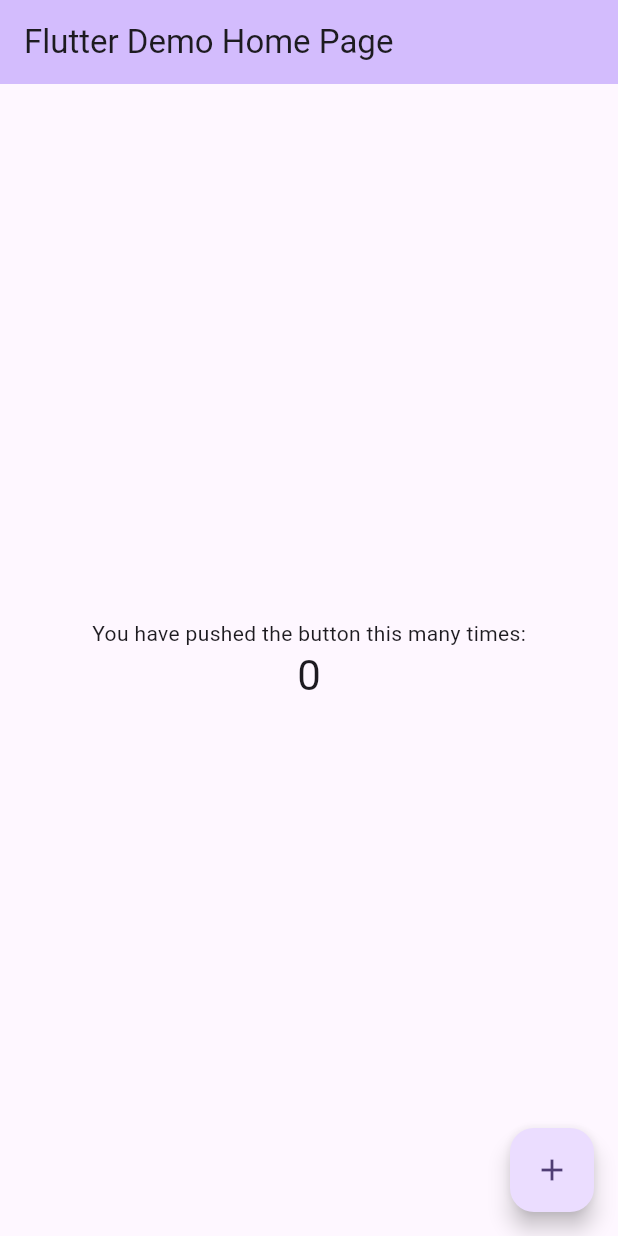
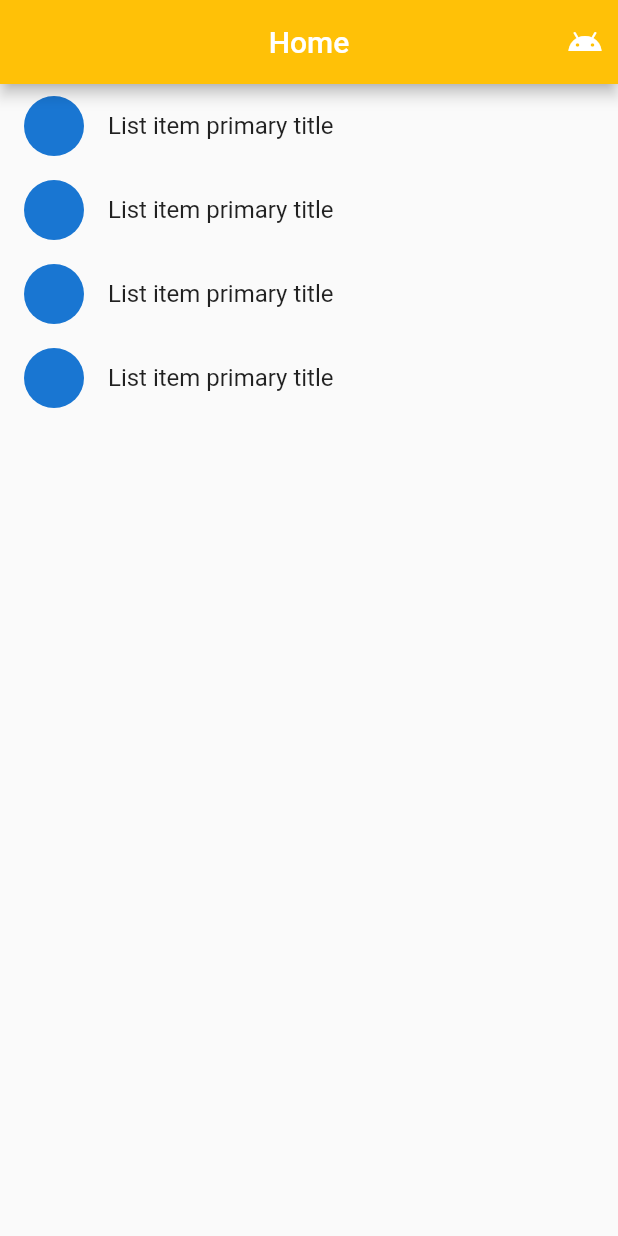
Before and after one commit to Santiag098/Parcial2-PM2-DSBM, a Flutter app: the screen it shows after launch, on a phone screen of 412 x 824 dp. Run offline on Flutter 3.47's test engine with Material 2 defaults, Android fonts, the light colour scheme and no system bars.

Commit message:
Segundo commit

```diff
--- /dev/null
+++ b/lib/homePage.dart
@@ -0,0 +1,53 @@
+import 'package:flutter/material.dart';
+
+class HomePage extends StatelessWidget {
+  const HomePage({super.key});
+
+  @override
+  Widget build(BuildContext context) {
+    return Scaffold(
+      appBar: AppBar(
+        title: const Text("Home"),
+        centerTitle: true,
+        backgroundColor: Colors.amber,
+        actions: const[
+          Align(
+            alignment: Alignment.centerRight,
+            child: Padding(
+              padding: EdgeInsets.only(right: 10.0),
+              child:  Icon(Icons.android_rounded),
+            ),
+          )
+
+        ],
+      ),
+      body: MyListView(),
+    );
+  }
+}
+
+
+class MyListView extends StatelessWidget {
+  MyListView({super.key});
+  final List<Map<String, dynamic>> dataList = [
+    {"avatar": "", "content": "List item primary title"},
+    {"avatar": "", "content": "List item primary title"},
+    {"avatar": "", "content": "List item primary title"},
+    {"avatar": "", "content": "List item primary title"},
+  ];
+
+  @override
+  Widget build(BuildContext context) {
+    return ListView.builder(
+      itemCount: dataList.length,
+      itemBuilder:(context, index) {
+        return ListTile(
+          leading: CircleAvatar(
+            child: Text(dataList[index]["avatar"]),
+          ),
+          title: Text(dataList[index]["content"]),
+        );
+      },
+    );
+  }
+}
--- a/lib/main.dart
+++ b/lib/main.dart
@@ -1,125 +1,19 @@
 import 'package:flutter/material.dart';
+import 'package:parcial2_/homePage.dart';
 
 void main() {
   runApp(const MyApp());
 }
 
-class MyApp extends StatelessWidget {
-  const MyApp({super.key});
+class MyApp extends StatelessWidget{
+  const MyApp ({Key? key}) : super (key: key);
 
-  // This widget is the root of your application.
   @override
   Widget build(BuildContext context) {
-    return MaterialApp(
-      title: 'Flutter Demo',
-      theme: ThemeData(
-        // This is the theme of your application.
-        //
-        // TRY THIS: Try running your application with "flutter run". You'll see
-        // the application has a blue toolbar. Then, without quitting the app,
-        // try changing the seedColor in the colorScheme below to Colors.green
-        // and then invoke "hot reload" (save your changes or press the "hot
-        // reload" button in a Flutter-supported IDE, or press "r" if you used
-        // the command line to start the app).
-        //
-        // Notice that the counter didn't reset back to zero; the application
-        // state is not lost during the reload. To reset the state, use hot
-        // restart instead.
-        //
-        // This works for code too, not just values: Most code changes can be
-        // tested with just a hot reload.
-        colorScheme: ColorScheme.fromSeed(seedColor: Colors.deepPurple),
-        useMaterial3: true,
-      ),
-      home: const MyHomePage(title: 'Flutter Demo Home Page'),
+    return const MaterialApp(
+      debugShowCheckedModeBanner: false,
+      title: 'Remember',
+      home: HomePage(),
     );
   }
 }
-
-class MyHomePage extends StatefulWidget {
-  const MyHomePage({super.key, required this.title});
-
-  // This widget is the home page of your application. It is stateful, meaning
-  // that it has a State object (defined below) that contains fields that affect
-  // how it looks.
-
-  // This class is the configuration for the state. It holds the values (in this
-  // case the title) provided by the parent (in this case the App widget) and
-  // used by the build method of the State. Fields in a Widget subclass are
-  // always marked "final".
-
-  final String title;
-
-  @override
-  State<MyHomePage> createState() => _MyHomePageState();
-}
-
-class _MyHomePageState extends State<MyHomePage> {
-  int _counter = 0;
-
-  void _incrementCounter() {
-    setState(() {
-      // This call to setState tells the Flutter framework that something has
-      // changed in this State, which causes it to rerun the build method below
-      // so that the display can reflect the updated values. If we changed
-      // _counter without calling setState(), then the build method would not be
-      // called again, and so nothing would appear to happen.
-      _counter++;
-    });
-  }
-
-  @override
-  Widget build(BuildContext context) {
-    // This method is rerun every time setState is called, for instance as done
-    // by the _incrementCounter method above.
-    //
-    // The Flutter framework has been optimized to make rerunning build methods
-    // fast, so that you can just rebuild anything that needs updating rather
-    // than having to individually change instances of widgets.
-    return Scaffold(
-      appBar: AppBar(
-        // TRY THIS: Try changing the color here to a specific color (to
-        // Colors.amber, perhaps?) and trigger a hot reload to see the AppBar
-        // change color while the other colors stay the same.
-        backgroundColor: Theme.of(context).colorScheme.inversePrimary,
-        // Here we take the value from the MyHomePage object that was created by
-        // the App.build method, and use it to set our appbar title.
-        title: Text(widget.title),
-      ),
-      body: Center(
-        // Center is a layout widget. It takes a single child and positions it
-        // in the middle of the parent.
-        child: Column(
-          // Column is also a layout widget. It takes a list of children and
-          // arranges them vertically. By default, it sizes itself to fit its
-          // children horizontally, and tries to be as tall as its parent.
-          //
-          // Column has various properties to control how it sizes itself and
-          // how it positions its children. Here we use mainAxisAlignment to
-          // center the children vertically; the main axis here is the vertical
-          // axis because Columns are vertical (the cross axis would be
-          // horizontal).
-          //
-          // TRY THIS: Invoke "debug painting" (choose the "Toggle Debug Paint"
-          // action in the IDE, or press "p" in the console), to see the
-          // wireframe for each widget.
-          mainAxisAlignment: MainAxisAlignment.center,
-          children: <Widget>[
-            const Text(
-              'You have pushed the button this many times:',
-            ),
-            Text(
-              '$_counter',
-              style: Theme.of(context).textTheme.headlineMedium,
-            ),
-          ],
-        ),
-      ),
-      floatingActionButton: FloatingActionButton(
-        onPressed: _incrementCounter,
-        tooltip: 'Increment',
-        child: const Icon(Icons.add),
-      ), // This trailing comma makes auto-formatting nicer for build methods.
-    );
-  }
-}
```
